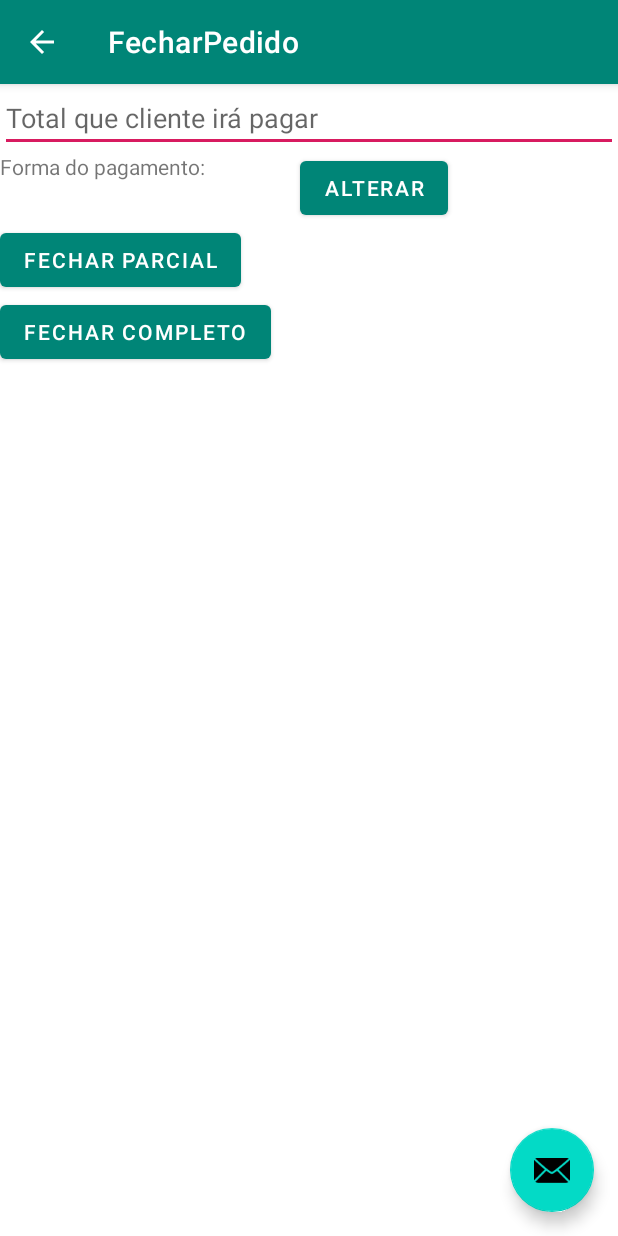
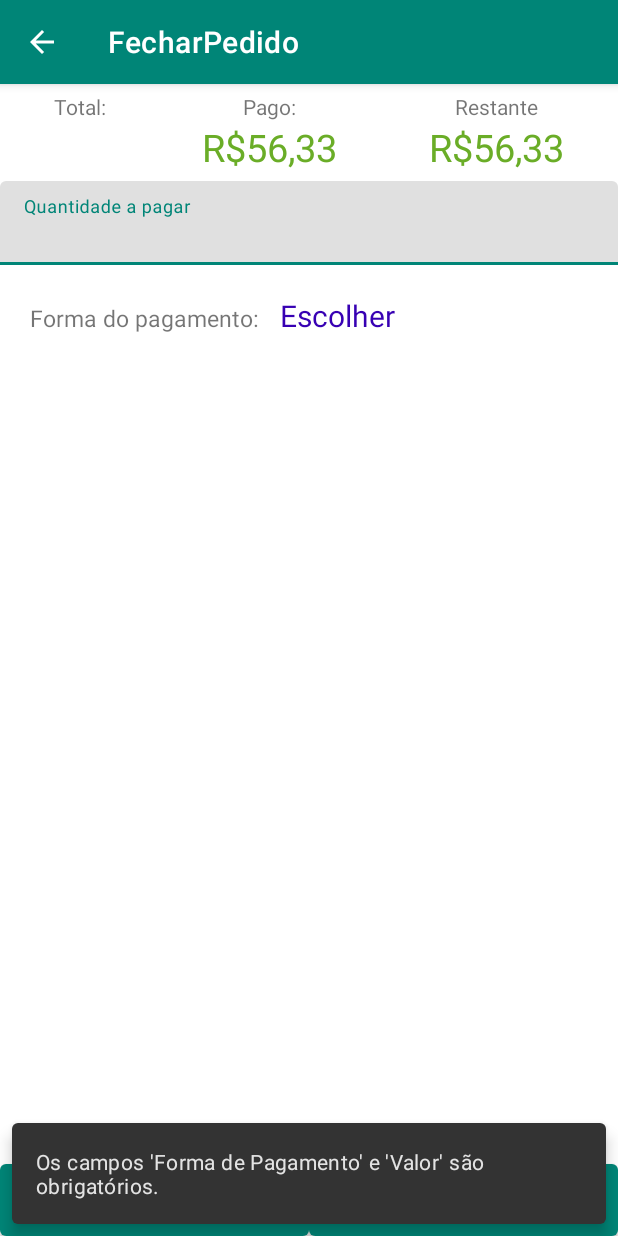
Before and after one commit to RodolfoE/spettoAndroid, an Android app: the FecharPedido screen opened directly, with no data from a screen before it, after a tap on "FECHAR PARCIAL", on a phone screen of 412 x 824 dp. Run offline under Robolectric (Android 15) with nearby library versions, the phone set to English and light mode, and no system bars; 2 statements that could not run were skipped; 2 other taps on this screen came first.

```diff
--- a/app/build.gradle
+++ b/app/build.gradle
@@ -36,7 +36,8 @@ dependencies {
     implementation 'com.google.code.gson:gson:2.8.6'
     implementation 'com.squareup.retrofit2:converter-gson:2.2.0'
     implementation 'androidx.recyclerview:recyclerview:1.1.0-beta03'
-    implementation 'com.google.android.material:material:1.0.0-alpha1'
+    implementation 'com.google.android.material:material:1.1.0-alpha04'
+
 
 
 }
--- a/app/src/main/java/com/example/myapplication/EscolherProdutoActivity.java
+++ b/app/src/main/java/com/example/myapplication/EscolherProdutoActivity.java
@@ -152,6 +152,8 @@ public class EscolherProdutoActivity extends AppCompatActivity implements Escolh
                 i.putExtra("id_pedido", mIdPedido);
                 i.putExtra("forma", forma);
                 i.putExtra("total", total);
+                i.putExtra("id_dono", mIdDono);
+
                 startActivityForResult(i, 1);
             }
         });
--- a/app/src/main/java/com/example/myapplication/FecharPedido.java
+++ b/app/src/main/java/com/example/myapplication/FecharPedido.java
@@ -28,7 +28,7 @@ import retrofit2.Response;
 import retrofit2.Retrofit;
 
 public class FecharPedido extends AppCompatActivity {
-    private int mIdForma;
+    private int mIdForma = -1;
     private AlertDialog mDialog;
     @Override
     protected void onCreate(Bundle savedInstanceState) {
@@ -37,15 +37,6 @@ public class FecharPedido extends AppCompatActivity {
         Toolbar toolbar = findViewById(R.id.toolbar);
         setSupportActionBar(toolbar);
 
-        FloatingActionButton fab = findViewById(R.id.fab);
-        fab.setOnClickListener(new View.OnClickListener() {
-            @Override
-            public void onClick(View view) {
-                Snackbar.make(view, "Replace with your own action", Snackbar.LENGTH_LONG)
-                        .setAction("Action", null).show();
-            }
-        });
-
         getSupportActionBar().setDisplayHomeAsUpEnabled(true);
         getSupportActionBar().setHomeButtonEnabled(true);
 
@@ -53,25 +44,38 @@ public class FecharPedido extends AppCompatActivity {
     }
 
     private void initViews(){
-        //obterFormasDePagamento();
+        int idPedido = getIntent().getIntExtra("id_pedido", -1);
+        obterValoresDoProduto(idPedido);
     }
 
     public void fecharCompleto(View v){
+        if (validarPedido()) {
             int idPedido = getIntent().getIntExtra("id_pedido", -1);
-        int forma = getIntent().getIntExtra("forma", -1);
             String total = getIntent().getStringExtra("total");
-        String totalParcial = ((TextView)findViewById(R.id.totalParcial)).getText().toString();
+            String totalParcial = ((TextView) findViewById(R.id.totalParcial)).getText().toString();
             final boolean fechado = true;
-        fechar(new Venda(idPedido, Double.parseDouble(total), Double.parseDouble(totalParcial), fechado, forma));
+            fechar(new Venda(idPedido, Double.parseDouble(total), Double.parseDouble(totalParcial), fechado, mIdForma));
+        }
     }
 
     public void fecharParcial(View v){
+        if (validarPedido()){
             int idPedido = getIntent().getIntExtra("id_pedido", -1);
-        int forma = getIntent().getIntExtra("forma", -1);
             String total = getIntent().getStringExtra("total");
             String totalParcial = ((TextView)findViewById(R.id.totalParcial)).getText().toString();
             final boolean fechado = false;
-        fechar(new Venda(idPedido, Double.parseDouble(total), Double.parseDouble(totalParcial), fechado, forma));
+            fechar(new Venda(idPedido, Double.parseDouble(total), Double.parseDouble(totalParcial), fechado, mIdForma));
+        }
+    }
+
+    private boolean validarPedido(){
+        String totalParcial = ((TextView)findViewById(R.id.totalParcial)).getText().toString();
+        if (mIdForma == -1 || totalParcial.length() == 0){
+            Snackbar mySnackbar = Snackbar.make(getWindow().getDecorView().findViewById(android.R.id.content), "Os campos 'Forma de Pagamento' e 'Valor' são obrigatórios.", 3000);
+            mySnackbar.show();
+            return false;
+        }
+        return true;
     }
 
     public void alterarFormaPagamento(View v){
@@ -126,8 +130,6 @@ public class FecharPedido extends AppCompatActivity {
                     View rootView = ((Activity)getBaseContext()).getWindow().getDecorView().findViewById(android.R.id.content);
                     utils.tratamentoDeErroPadrao(e, rootView);
                 }
-
-  //
             }
 
             @Override
@@ -152,5 +154,52 @@ public class FecharPedido extends AppCompatActivity {
          return builder.create();
     }
 
+    private void obterValoresDoProduto(int idPedido){
+        //obter e inserir vlr total
+        final String total = getIntent().getStringExtra("total");
+        ((TextView) findViewById(R.id.vlr_total)).setText(total);
 
+        //obter e inserir vlor parcial
+        Retrofit retrofit = NetworkClient.getRetrofitClient();
+        EscolherProdutosAPI produtos = retrofit.create(EscolherProdutosAPI.class);
+        String[] itensSelect = new String[1];
+        itensSelect[0] = "valor";
+        Call call = produtos.obterParciaisPedido(itensSelect, idPedido);
+        call.enqueue(new Callback() {
+            @Override
+            public void onResponse(Call call, Response response) {
+                try{
+                    Venda[] vendas;
+                    if (response.body() != null){
+                        vendas = (Venda[]) response.body();
+                        double vlrParcial = obterQtdTotalPago(vendas);
+                        ((TextView) findViewById(R.id.Pago)).setText( vlrParcial + "");
+
+                        double restante = Double.parseDouble(total) - vlrParcial;
+                        ((TextView) findViewById(R.id.restante)).setText( restante + "");
                     }
+
+                    if (response.errorBody() != null){
+                        utils.tratamentoDeErroPadrao(new Exception("Ocorreu um erro."), getCurrentFocus());
+                    }
+                } catch (Exception e){
+                    View rootView = ((Activity)getBaseContext()).getWindow().getDecorView().findViewById(android.R.id.content);
+                    utils.tratamentoDeErroPadrao(e, rootView);
+                }
+            }
+
+            @Override
+            public void onFailure(Call call, Throwable t) {
+                utils.tratamentoDeErroPadrao(new Exception("Ocorreu um erro."), getCurrentFocus());
+            }
+        });
+    }
+
+    private double obterQtdTotalPago(Venda[] vendas){
+        double total = 0;
+        for (int i = 0; i < vendas.length; i++){
+            total += vendas[i].getValor();
+        }
+        return total;
+    }
+}
--- a/app/src/main/java/com/example/myapplication/HttpRequests/EscolherProdutosAPI.java
+++ b/app/src/main/java/com/example/myapplication/HttpRequests/EscolherProdutosAPI.java
@@ -61,4 +61,7 @@ public interface EscolherProdutosAPI {
 
     @GET("/pedidos/obter_formas_pagamento")
     Call<FormaPagamento[]> obterFormasPagamento();
+
+    @GET("/pedidos/obter_parciais_pedido")
+    Call<Venda[]> obterParciaisPedido(@Query("itensSelect") String[] itensSelect,@Query("id_pedido") int id_pedido);
 }
--- a/app/src/main/java/com/example/myapplication/HttpRequests/NetworkClient.java
+++ b/app/src/main/java/com/example/myapplication/HttpRequests/NetworkClient.java
@@ -4,7 +4,7 @@ import retrofit2.Retrofit;
 import retrofit2.converter.gson.GsonConverterFactory;
 
 public class NetworkClient {
-    public static final String BASE_URL = "http://192.168.0.195:3000";
+    public static final String BASE_URL = "http://192.168.0.23:3000";
     public static Retrofit retrofit;
     /*
     This public static method will return Retrofit client
--- a/app/src/main/java/com/example/myapplication/modelos/Venda.java
+++ b/app/src/main/java/com/example/myapplication/modelos/Venda.java
@@ -13,6 +13,18 @@ public class Venda {
     @SerializedName("qt_pago")
     @Expose
     private double qt_pago;
+
+    @SerializedName("valor")
+    @Expose
+    private double valor;
+
+    public double getValor() {
+        return valor;
+    }
+
+    public void setValor(double valor) {
+        this.valor = valor;
+    }
 
     @SerializedName("fechado")
     @Expose
--- a/app/src/main/res/layout/activity_fechar_pedido.xml
+++ b/app/src/main/res/layout/activity_fechar_pedido.xml
@@ -22,12 +22,4 @@
 
     <include layout="@layout/content_fechar_pedido" />
 
-    <com.google.android.material.floatingactionbutton.FloatingActionButton
-        android:id="@+id/fab"
-        android:layout_width="wrap_content"
-        android:layout_height="wrap_content"
-        android:layout_gravity="bottom|end"
-        android:layout_margin="@dimen/fab_margin"
-        app:srcCompat="@android:drawable/ic_dialog_email" />
-
 </androidx.coordinatorlayout.widget.CoordinatorLayout>
--- a/app/src/main/res/layout/content_fechar_pedido.xml
+++ b/app/src/main/res/layout/content_fechar_pedido.xml
@@ -9,49 +9,153 @@
     tools:context=".FecharPedido"
     tools:showIn="@layout/activity_fechar_pedido">
 
-    <EditText
+    <LinearLayout
+        android:padding="5dp"
+        android:background="@color/white"
+        android:orientation="horizontal"
+        android:layout_width="match_parent"
+        android:layout_height="wrap_content">
+
+        <LinearLayout
+            android:layout_weight="2"
+            android:orientation="vertical"
+            android:layout_width="wrap_content"
+            android:layout_height="wrap_content">
+            <TextView
                 android:layout_width="match_parent"
                 android:layout_height="wrap_content"
-        android:hint="Total que cliente irá pagar"
-        android:id="@+id/totalParcial"/>
+                android:textAlignment="center"
+                android:text="Total: "/>
+            <TextView
+                android:id="@+id/vlr_total"
+                android:layout_width="match_parent"
+                android:textAlignment="center"
+                android:layout_height="wrap_content"
+                android:textSize="25dp"
+                android:textColor="@color/green"
+                android:text="R$56,33"/>
+        </LinearLayout>
+
+        <LinearLayout
+            android:layout_weight="2"
+            android:orientation="vertical"
+            android:layout_width="wrap_content"
+            android:layout_height="wrap_content">
+            <TextView
+                android:layout_width="match_parent"
+                android:layout_height="wrap_content"
+                android:textAlignment="center"
+                android:text="Pago:"/>
+            <TextView
+                android:id="@+id/Pago"
+                android:layout_width="match_parent"
+                android:textAlignment="center"
+                android:layout_height="wrap_content"
+                android:textSize="25dp"
+                android:textColor="@color/green"
+                android:text="R$56,33"/>
+        </LinearLayout>
+
+        <LinearLayout
+            android:layout_weight="2"
+            android:orientation="vertical"
+            android:layout_width="wrap_content"
+            android:layout_height="wrap_content">
+            <TextView
+                android:layout_width="match_parent"
+                android:layout_height="wrap_content"
+                android:textAlignment="center"
+                android:text="Restante"/>
+            <TextView
+                android:id="@+id/restante"
+                android:layout_width="match_parent"
+                android:textAlignment="center"
+                android:layout_height="wrap_content"
+                android:textSize="25dp"
+                android:textColor="@color/green"
+                android:text="R$56,33"/>
+        </LinearLayout>
+    </LinearLayout>
+
+    <com.google.android.material.textfield.TextInputLayout
+        android:layout_width="match_parent"
+        android:layout_height="wrap_content"
+        android:hint="Quantidade a pagar"
+        app:endIconMode="clear_text">
+
+        <com.google.android.material.textfield.TextInputEditText
+            android:layout_width="match_parent"
+            android:layout_height="wrap_content"
+            android:inputType="numberDecimal"
+            android:id="@+id/totalParcial"
+            />
+
+    </com.google.android.material.textfield.TextInputLayout>
 
     <LinearLayout
         android:layout_width="match_parent"
         android:layout_height="wrap_content"
+        android:paddingTop="20dp"
+        android:paddingBottom="20dp"
+        android:paddingLeft="20dp"
         >
         <TextView
             android:layout_width="wrap_content"
             android:layout_height="wrap_content"
             android:text="Forma do pagamento: "
             android:layout_marginRight="10dp"
+            android:textSize="15dp"
             />
         <TextView
             android:layout_width="wrap_content"
             android:layout_height="wrap_content"
             android:id="@+id/formaDoPagamento"
-            android:text=""
+            android:text="Escolher"
             android:layout_marginRight="50dp"
+            android:onClick="alterarFormaPagamento"
+            android:textSize="20dp"
+            android:textColor="@color/design_default_color_primary_variant"
             />
 
-        <Button
-            android:layout_width="wrap_content"
-            android:layout_height="wrap_content"
-            android:layout_gravity="right"
-            android:text="Alterar"
-            android:onClick="alterarFormaPagamento"
-            />
     </LinearLayout>
 
+    <RelativeLayout
+        android:layout_width="match_parent"
+        android:layout_height="match_parent">
+        <View android:id="@+id/strut"
+            android:layout_width="0dp"
+            android:layout_height="0dp"
+            android:layout_centerHorizontal="true"/>
         <Button
             android:layout_width="wrap_content"
             android:layout_height="wrap_content"
             android:text="Fechar parcial"
-        android:onClick="fecharParcial"/>
-
+            android:onClick="fecharParcial"
+            android:id="@+id/fecharParcial"
+            android:layout_alignParentBottom="true"
+            android:layout_alignRight="@id/strut"
+            android:layout_alignParentLeft="true"
+            android:layout_gravity="bottom"
+            android:layout_margin="0dp"
+            android:layout_weight="0"
+            android:insetTop="0dp"
+            android:insetBottom="0dp"
+            />
         <Button
             android:layout_width="wrap_content"
             android:layout_height="wrap_content"
             android:text="fechar completo"
-        android:onClick="fecharCompleto"/>
+            android:onClick="fecharCompleto"
+            android:layout_toRightOf="@+id/fecharParcial"
+            android:layout_alignParentBottom="true"
+            android:layout_alignParentRight="true"
+            android:layout_alignLeft="@id/strut"
+            android:layout_gravity="bottom"
+            android:layout_margin="0dp"
+            android:layout_weight="0"
+            android:insetTop="0dp"
+            android:insetBottom="0dp"
+            />
 
+    </RelativeLayout>
 </LinearLayout>
--- a/app/src/main/res/values/styles.xml
+++ b/app/src/main/res/values/styles.xml
@@ -1,7 +1,7 @@
 <resources>
 
     <!-- Base application theme. -->
-    <style name="AppTheme" parent="Theme.MaterialComponents.Light">
+    <style name="AppTheme" parent="Theme.MaterialComponents.DayNight">
         <!-- Customize your theme here. -->
         <item name="colorPrimary">@color/colorPrimary</item>
         <item name="colorPrimaryDark">@color/colorPrimaryDark</item>
```
Lines whose indentation alone changed are shown as unchanged.
